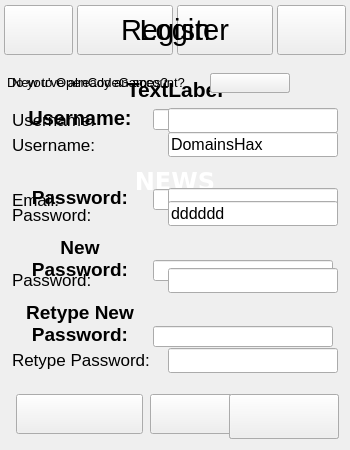
First picture: the form in opencodegames.ui, repository DomainsHax/OpenCodeGames, before the edit.
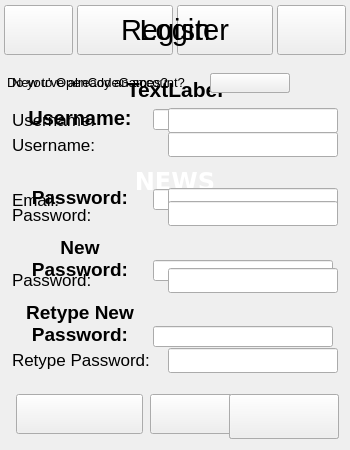
Second picture: the form after the edit. Icons and pictures are not drawn.

```diff
--- a/opencodegames.ui
+++ b/opencodegames.ui
@@ -239,9 +239,9 @@
       <property name="geometry">
        <rect>
         <x>5</x>
-        <y>135</y>
+        <y>129</y>
         <width>330</width>
-        <height>237</height>
+        <height>246</height>
        </rect>
       </property>
       <property name="styleSheet">
@@ -1092,7 +1092,7 @@
      <string notr="true">border-image: url(:/images/LogText.png);</string>
     </property>
     <property name="text">
-     <string>dddddd</string>
+     <string/>
     </property>
     <property name="maxLength">
      <number>32</number>
@@ -1119,7 +1119,7 @@
      <string notr="true">border-image: url(:/images/LogText.png);</string>
     </property>
     <property name="text">
-     <string>DomainsHax</string>
+     <string/>
     </property>
     <property name="maxLength">
      <number>16</number>
```
